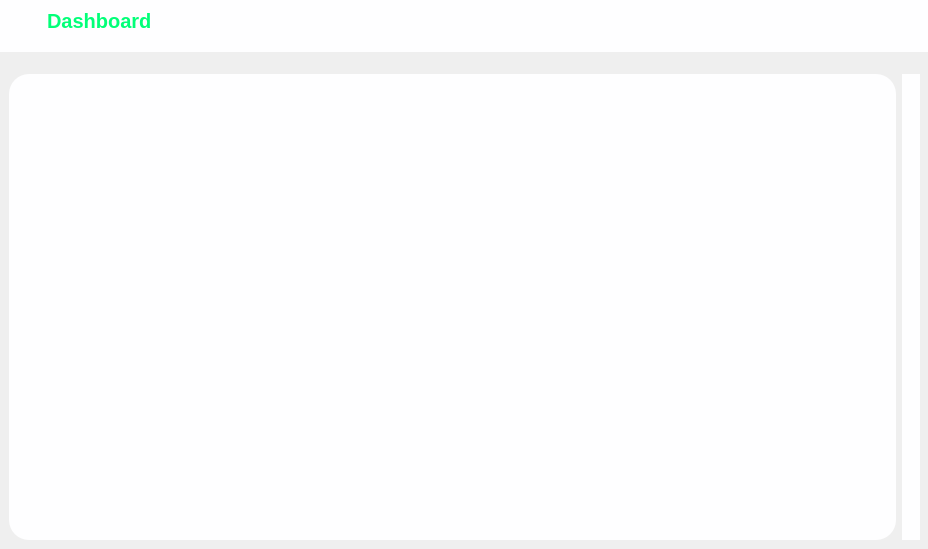
The window that src/Vista/carrito.ui (gjimec00/STDEvents) describes before a commit, drawn with Qt 5.
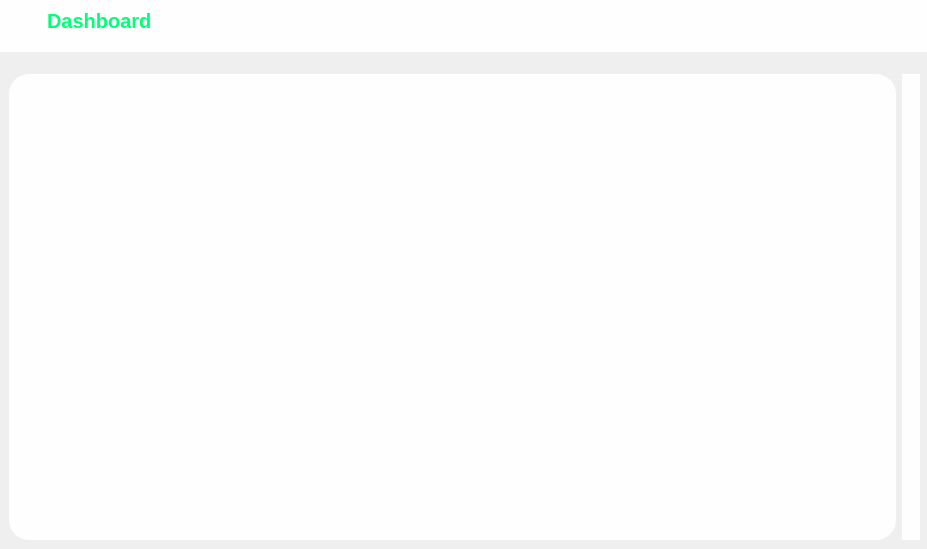
The same window after the commit. Icons and pictures are not drawn.

Patch:
```diff
--- a/src/Vista/carrito.ui
+++ b/src/Vista/carrito.ui
@@ -6,7 +6,7 @@
    <rect>
     <x>0</x>
     <y>0</y>
-    <width>928</width>
+    <width>927</width>
     <height>549</height>
    </rect>
   </property>
@@ -53,13 +53,13 @@
 #headerFrame{
 background-color: #fefeff;
 }
-#pushButton_4{
+#pushButton_3{
 background-color: #fefeff;
 padding: 10px 5px;
 text-align:left;
 border-top-left-radius: 20px
 }
-#pushButton_3, #pushButton_5, #pushButton_6{
+#pushButton_4, #pushButton_5, #pushButton_6{
 padding: 10px 5px;
 text-align:left;
 
```
Left out of the diff: 10 changed lines with no effect on the pictures.
